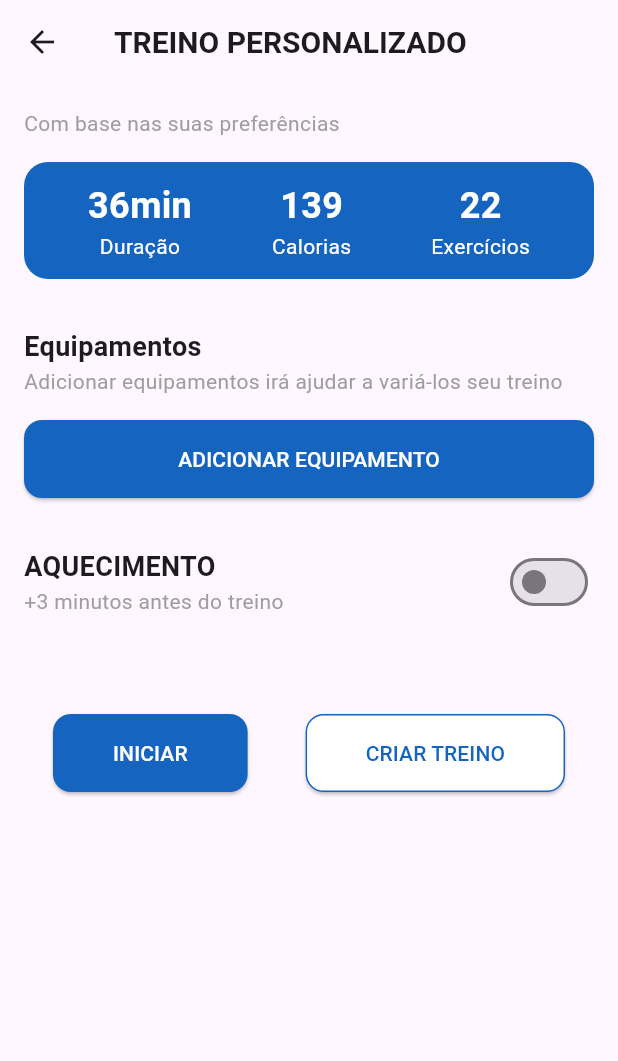
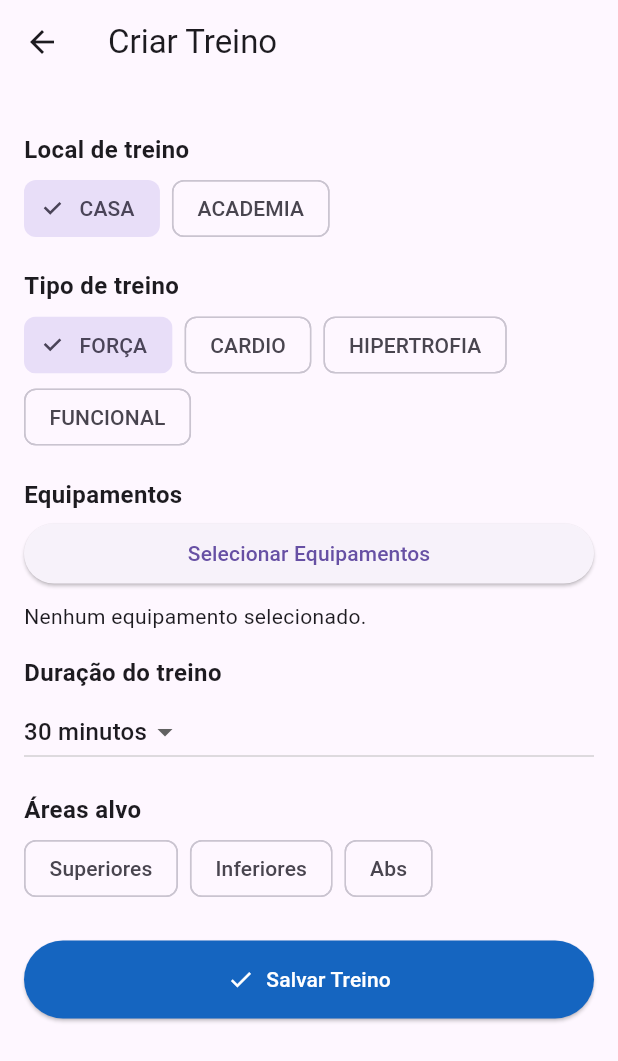
Before and after one commit to IBORD/DAM-Ufit, a Flutter app: the TrainingPage screen opened directly, after a tap on "CRIAR TREINO", on a phone screen of 412 x 824 dp. Shown: the top 1061 px of the screen. Run offline on Flutter 3.47's test engine with Material 3 defaults, Android fonts, the phone set to English and light mode, and no system bars; our stand-ins replace firebase_auth, firebase_core, shared_preferences; accounts and stored records are empty.

Commit message:
Traning page.
Fiz a criação da pagina de adicionar equipamento, também feito a adição da pagina criar creino.
Na pagina inicial foi feita a adição do campo "Esqueceu a senha?", que manda a redefinição por e-mail.

```diff
--- /dev/null
+++ b/ufit/lib/src/pages/create_training.dart
@@ -0,0 +1,196 @@
+import 'package:flutter/material.dart';
+import 'equipment_page.dart';
+
+class CreateTrainingPage extends StatefulWidget {
+  final List<Equipamento> equipamentosSelecionados;
+
+  const CreateTrainingPage({
+    super.key,
+    required this.equipamentosSelecionados,
+  });
+
+  @override
+  State<CreateTrainingPage> createState() => _CreateTrainingPageState();
+}
+
+class _CreateTrainingPageState extends State<CreateTrainingPage> {
+  String _localTreino = 'CASA';
+  String _tipoTreino = 'FORÇA';
+  int _duracao = 30;
+
+  final List<String> _areasSelecionadas = [];
+  List<Equipamento> _equipamentos = [];
+
+  final List<String> _locais = ['CASA', 'ACADEMIA'];
+  final List<String> _tiposTreino = ['FORÇA', 'CARDIO', 'HIPERTROFIA', 'FUNCIONAL'];
+  final List<String> _areas = ['Superiores', 'Inferiores', 'Abs'];
+  final List<int> _duracoes = [5, 10, 15, 20, 30, 40, 60];
+
+  @override
+  void initState() {
+    super.initState();
+    _equipamentos = List.from(widget.equipamentosSelecionados);
+  }
+
+  Future<void> _selecionarEquipamentos() async {
+    final resultado = await Navigator.push(
+      context,
+      MaterialPageRoute(
+        builder: (context) => const EquipmentPage(),
+      ),
+    );
+
+    if (resultado != null && resultado is List<Equipamento>) {
+      setState(() {
+        _equipamentos = resultado;
+      });
+    }
+  }
+
+  void _salvarTreino() {
+    showDialog(
+      context: context,
+      builder: (_) => AlertDialog(
+        title: const Text('Treino Criado'),
+        content: Column(
+          mainAxisSize: MainAxisSize.min,
+          crossAxisAlignment: CrossAxisAlignment.start,
+          children: [
+            Text('Local: $_localTreino'),
+            Text('Tipo: $_tipoTreino'),
+            Text('Duração: $_duracao min'),
+            Text('Áreas alvo: ${_areasSelecionadas.join(', ')}'),
+            Text('Equipamentos: ${_equipamentos.map((e) => e.nome).join(', ')}'),
+          ],
+        ),
+        actions: [
+          TextButton(
+            onPressed: () => Navigator.pop(context),
+            child: const Text('OK'),
+          )
+        ],
+      ),
+    );
+  }
+
+  Widget _buildSectionTitle(String title) {
+    return Padding(
+      padding: const EdgeInsets.only(top: 16.0, bottom: 4),
+      child: Text(
+        title,
+        style: const TextStyle(fontWeight: FontWeight.bold, fontSize: 16),
+      ),
+    );
+  }
+
+  Widget _buildChipSelector({
+    required List<String> items,
+    required String selectedItem,
+    required ValueChanged<String> onSelected,
+  }) {
+    return Wrap(
+      spacing: 8,
+      children: items.map((item) {
+        return ChoiceChip(
+          label: Text(item),
+          selected: selectedItem == item,
+          onSelected: (_) => onSelected(item),
+        );
+      }).toList(),
+    );
+  }
+
+  Widget _buildMultiSelectChips(List<String> options) {
+    return Wrap(
+      spacing: 8,
+      children: options.map((area) {
+        return FilterChip(
+          label: Text(area),
+          selected: _areasSelecionadas.contains(area),
+          onSelected: (bool selecionado) {
+            setState(() {
+              if (selecionado) {
+                _areasSelecionadas.add(area);
+              } else {
+                _areasSelecionadas.remove(area);
+              }
+            });
+          },
+        );
+      }).toList(),
+    );
+  }
+
+  Widget _buildEquipamentoChips() {
+    if (_equipamentos.isEmpty) {
+      return const Text('Nenhum equipamento selecionado.');
+    }
+    return Wrap(
+      spacing: 8,
+      children: _equipamentos
+          .map((e) => Chip(label: Text('${e.nome} (${e.categoria})')))
+          .toList(),
+    );
+  }
+
+  @override
+  Widget build(BuildContext context) {
+    return Scaffold(
+      appBar: AppBar(
+        title: const Text('Criar Treino'),
+      ),
+      body: Padding(
+        padding: const EdgeInsets.all(16),
+        child: ListView(
+          children: [
+            _buildSectionTitle('Local de treino'),
+            _buildChipSelector(
+              items: _locais,
+              selectedItem: _localTreino,
+              onSelected: (value) => setState(() => _localTreino = value),
+            ),
+
+            _buildSectionTitle('Tipo de treino'),
+            _buildChipSelector(
+              items: _tiposTreino,
+              selectedItem: _tipoTreino,
+              onSelected: (value) => setState(() => _tipoTreino = value),
+            ),
+
+            _buildSectionTitle('Equipamentos'),
+            ElevatedButton(
+              onPressed: _selecionarEquipamentos,
+              child: const Text('Selecionar Equipamentos'),
+            ),
+            const SizedBox(height: 8),
+            _buildEquipamentoChips(),
+
+            _buildSectionTitle('Duração do treino'),
+            DropdownButton<int>(
+              value: _duracao,
+              onChanged: (valor) => setState(() => _duracao = valor!),
+              items: _duracoes
+                  .map((d) => DropdownMenuItem(value: d, child: Text('$d minutos')))
+                  .toList(),
+            ),
+
+            _buildSectionTitle('Áreas alvo'),
+            _buildMultiSelectChips(_areas),
+
+            const SizedBox(height: 24),
+            ElevatedButton.icon(
+              onPressed: _salvarTreino,
+              icon: const Icon(Icons.check),
+              label: const Text('Salvar Treino'),
+              style: ElevatedButton.styleFrom(
+                padding: const EdgeInsets.symmetric(vertical: 16),
+                backgroundColor: Colors.blue[800],
+                foregroundColor: Colors.white,
+              ),
+            ),
+          ],
+        ),
+      ),
+    );
+  }
+}
--- a/ufit/lib/src/pages/training_page.dart
+++ b/ufit/lib/src/pages/training_page.dart
@@ -1,4 +1,6 @@
 import 'package:flutter/material.dart';
+import 'package:ufit/src/pages/equipment_page.dart';
+import 'package:ufit/src/pages/create_training.dart';
 
 class TrainingPage extends StatefulWidget {
   const TrainingPage({super.key});
@@ -9,6 +11,8 @@ class TrainingPage extends StatefulWidget {
 
 class _TrainingPageState extends State<TrainingPage> {
   bool _isWarmupEnabled = false;
+
+  List<Equipamento> _equipamentosSelecionados = [];
 
   @override
   Widget build(BuildContext context) {
@@ -34,7 +38,10 @@ class _TrainingPageState extends State<TrainingPage> {
 
               Container(
                 width: double.infinity,
-                padding: const EdgeInsets.symmetric(horizontal: 16.0, vertical: 12.0),
+                padding: const EdgeInsets.symmetric(
+                  horizontal: 16.0,
+                  vertical: 12.0,
+                ),
                 decoration: BoxDecoration(
                   color: Colors.blue[800],
                   borderRadius: BorderRadius.circular(16.0),
@@ -62,7 +69,19 @@ class _TrainingPageState extends State<TrainingPage> {
               SizedBox(
                 width: double.infinity,
                 child: ElevatedButton(
-                  onPressed: () {
+                  onPressed: () async {
+                    final resultado = await Navigator.push(
+                      context,
+                      MaterialPageRoute(
+                        builder: (context) => const EquipmentPage(),
+                      ),
+                    );
+
+                    if (resultado != null && resultado is List<Equipamento>) {
+                      setState(() {
+                        _equipamentosSelecionados = resultado;
+                      });
+                    }
                   },
                   style: ElevatedButton.styleFrom(
                     backgroundColor: Colors.blue[800],
@@ -85,7 +104,10 @@ class _TrainingPageState extends State<TrainingPage> {
                     children: [
                       Text(
                         'AQUECIMENTO',
-                        style: TextStyle(fontWeight: FontWeight.bold, fontSize: 18),
+                        style: TextStyle(
+                          fontWeight: FontWeight.bold,
+                          fontSize: 18,
+                        ),
                       ),
                       Text(
                         '+3 minutos antes do treino',
@@ -100,7 +122,7 @@ class _TrainingPageState extends State<TrainingPage> {
                         _isWarmupEnabled = value;
                       });
                     },
-                    activeColor: Colors.blue[800],
+                    activeThumbColor: Colors.blue[800],
                   ),
                 ],
               ),
@@ -114,7 +136,10 @@ class _TrainingPageState extends State<TrainingPage> {
                     style: ElevatedButton.styleFrom(
                       backgroundColor: Colors.blue[800],
                       foregroundColor: Colors.white,
-                      padding: const EdgeInsets.symmetric(horizontal: 40.0, vertical: 16.0),
+                      padding: const EdgeInsets.symmetric(
+                        horizontal: 40.0,
+                        vertical: 16.0,
+                      ),
                       shape: RoundedRectangleBorder(
                         borderRadius: BorderRadius.circular(12),
                       ),
@@ -122,11 +147,22 @@ class _TrainingPageState extends State<TrainingPage> {
                     child: const Text('INICIAR'),
                   ),
                   ElevatedButton(
-                    onPressed: () {},
+                    onPressed: () {
+                      Navigator.of(context).push(
+                        MaterialPageRoute(
+                          builder: (context) => CreateTrainingPage(
+                            equipamentosSelecionados: _equipamentosSelecionados,
+                          ),
+                        ),
+                      );
+                    },
                     style: ElevatedButton.styleFrom(
                       backgroundColor: Colors.white,
                       foregroundColor: Colors.blue[800],
-                      padding: const EdgeInsets.symmetric(horizontal: 40.0, vertical: 16.0),
+                      padding: const EdgeInsets.symmetric(
+                        horizontal: 40.0,
+                        vertical: 16.0,
+                      ),
                       shape: RoundedRectangleBorder(
                         borderRadius: BorderRadius.circular(12),
                         side: BorderSide(color: Colors.blue.shade800),
@@ -154,13 +190,7 @@ class _TrainingPageState extends State<TrainingPage> {
             fontWeight: FontWeight.bold,
           ),
         ),
-        Text(
-          label,
-          style: const TextStyle(
-            color: Colors.white,
-            fontSize: 14,
-          ),
-        ),
+        Text(label, style: const TextStyle(color: Colors.white, fontSize: 14)),
       ],
     );
   }
--- a/ufit/pubspec.yaml
+++ b/ufit/pubspec.yaml
@@ -14,6 +14,7 @@ dependencies:
   firebase_core: ^3.15.2
   firebase_auth: ^5.7.0
   intl: ^0.18.1
+  shared_preferences: ^2.2.2
 
 dev_dependencies:
   flutter_test:
```
Also changed, not shown: ufit/lib/src/pages/equipment_page.dart (+223 -0 lines), ufit/lib/src/pages/register_pages/log_in_page.dart (+80 -6 lines), ufit/pubspec.lock, 1 other file.
